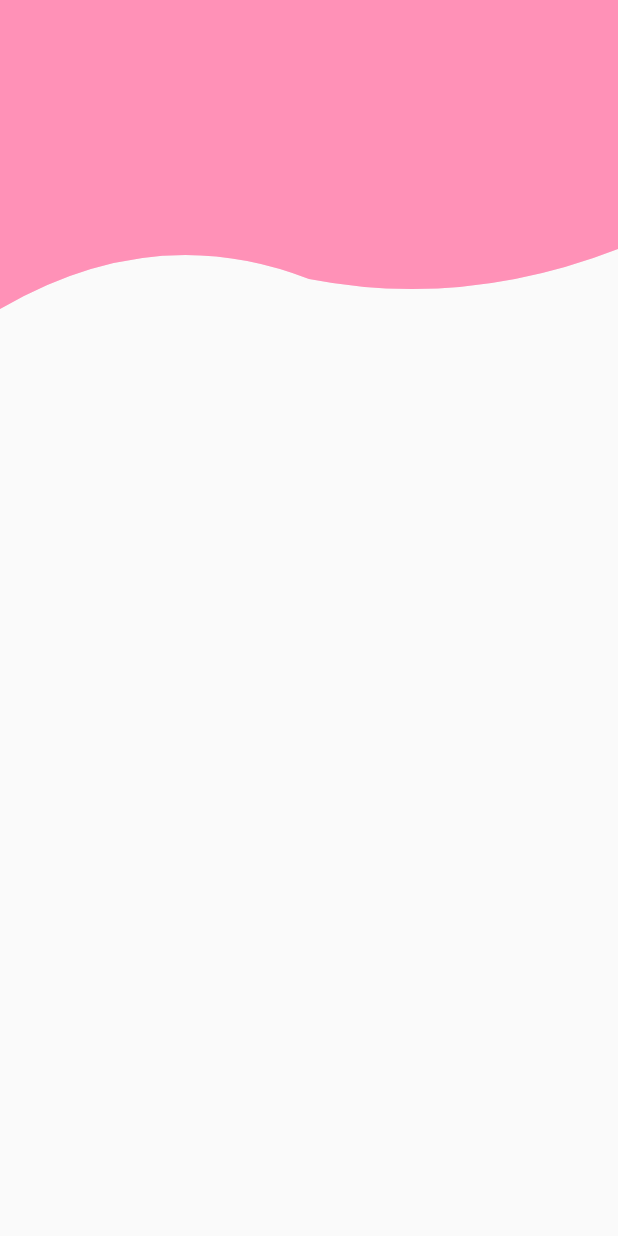
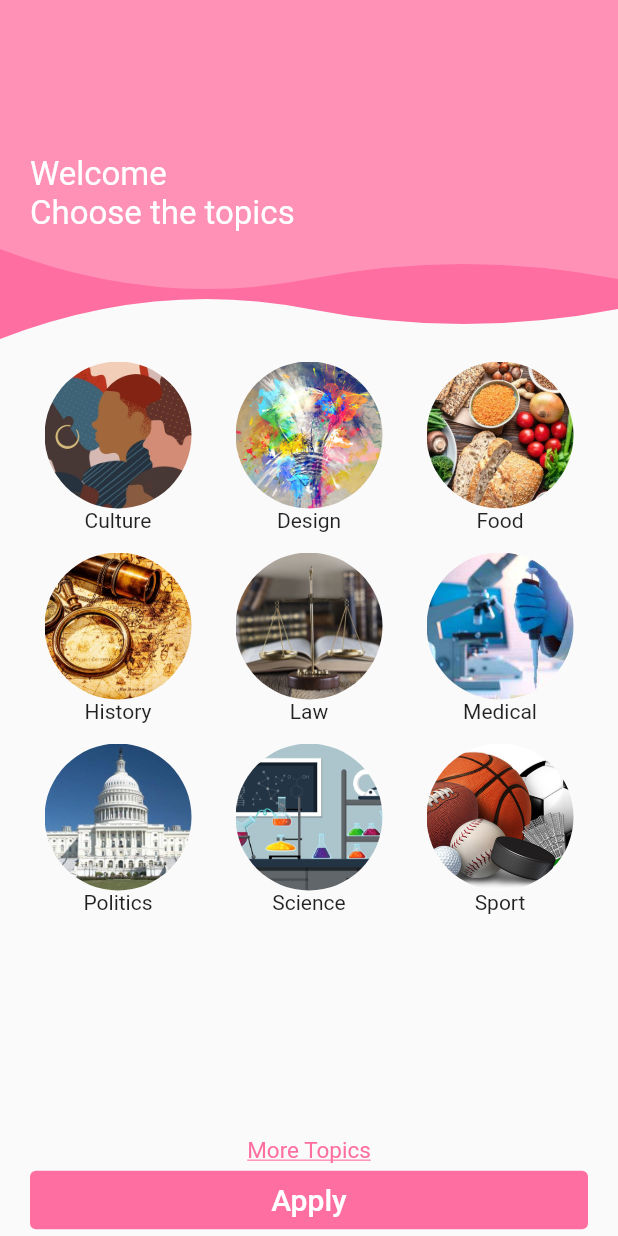
Before and after one commit to bernademir/Book-Share-UI, a Flutter app: the WelcomeView screen opened directly, on a phone screen of 412 x 824 dp. Run offline on Flutter 3.47's test engine with Material 2 defaults, Android fonts, the phone set to English and light mode, and no system bars; network calls fail.

Commit message:
to be continued...

```diff
--- a/lib/view/profile_view.dart
+++ b/lib/view/profile_view.dart
@@ -19,7 +19,7 @@ class _ProfileViewState extends State<ProfileView> {
               child: Container(
                 color: Color.fromRGBO(255, 110, 161, 1.0), //#FF6EA1
                 width: double.infinity,
-                height: MediaQuery.of(context).size.height / 16,
+                height: MediaQuery.of(context).size.height / 16 + 20,
               ),
             ),
           ),
--- a/lib/view/welcome_view.dart
+++ b/lib/view/welcome_view.dart
@@ -1,3 +1,4 @@
+import 'package:bookshareui/widget/bottom_navbar_widget.dart';
 import 'package:bookshareui/widget/clipper_widget.dart';
 import 'package:flutter/material.dart';
 
@@ -7,17 +8,45 @@ class WelcomeView extends StatefulWidget {
 }
 
 class _WelcomeViewState extends State<WelcomeView> {
+  List titles = [
+    'Culture',
+    'Design',
+    'Food',
+    'History',
+    'Law',
+    'Medical',
+    'Politics',
+    'Science',
+    'Sport'
+  ];
+
+  List images = [
+    'assets/topics/culture.jpg',
+    'assets/topics/design.jpg',
+    'assets/topics/food.jpg',
+    'assets/topics/history.jpg',
+    'assets/topics/law.jpg',
+    'assets/topics/medical.jpg',
+    'assets/topics/politics.jpg',
+    'assets/topics/science.jpg',
+    'assets/topics/sport.jpg'
+  ];
+
+  String welcomeString = "Welcome\nChoose the topics";
+
   @override
   Widget build(BuildContext context) {
     return Scaffold(
-      body: Stack(
+      body: Column(
+        children: [
+          Stack(
             children: [
               ClipPath(
                 clipper: MyCustomClipper1(),
                 child: Container(
                   color: Color.fromRGBO(255, 110, 161, 1.0), //#FF6EA1
                   width: double.infinity,
-              height: MediaQuery.of(context).size.height / 4,
+                  height: MediaQuery.of(context).size.height / 4 + 20,
                 ),
               ),
               ClipPath(
@@ -27,9 +56,95 @@ class _WelcomeViewState extends State<WelcomeView> {
                   width: double.infinity,
                   height: MediaQuery.of(context).size.height / 4,
                 ),
-          )
+              ),
+              Positioned(
+                left: 20.0,
+                top: MediaQuery.of(context).size.height / 8,
+                child: Text(
+                  welcomeString,
+                  style: TextStyle(color: Colors.white, fontSize: 22),
+                ),
+              ),
+            ],
+          ),
+          Expanded(
+            child: SizedBox(
+              child: Container(
+                padding: EdgeInsets.all(15.0),
+                child: GridView.count(
+                  crossAxisCount: 3,
+                  scrollDirection: Axis.vertical,
+                  children: [
+                    for (int i = 0; i < 9; i++) gridCard(i),
+                  ],
+                ),
+              ),
+            ),
+          ),
+          InkWell(
+            onTap: () {},
+            child: Text(
+              "More Topics",
+              style: TextStyle(
+                  color: Color.fromRGBO(255, 110, 161, 1.0),
+                  decoration: TextDecoration.underline,
+                  fontSize: 15),
+            ),
+          ),
+          applyButton(),
         ],
       ),
     );
   }
+
+  Widget gridCard(int i) {
+    return Column(
+      children: [
+        InkWell(
+          onTap: () {},
+          child: Container(
+            padding: EdgeInsets.all(45.0),
+            decoration: BoxDecoration(
+              shape: BoxShape.circle,
+              image: DecorationImage(
+                  image: AssetImage(images[i]),
+                  fit: BoxFit.cover,
+                  alignment: Alignment.center),
+            ),
+            child: Card(
+              shape: RoundedRectangleBorder(
+                  borderRadius: BorderRadius.circular(100.0)),
+            ),
+          ),
+        ),
+        Align(
+          alignment: Alignment.bottomCenter,
+          child: Text(titles[i]),
+        ),
+      ],
+    );
   }
+
+  Widget applyButton() {
+    return TextButton(
+      onPressed: () {
+        Navigator.push(
+          context,
+          MaterialPageRoute(builder: (context) => MyCustomNavBar()),
+        );
+      },
+      child: Text(
+        "Apply",
+        style: TextStyle(fontSize: 20, color: Colors.white),
+      ),
+      style: ButtonStyle(
+        backgroundColor: MaterialStateProperty.all(
+          Color.fromRGBO(255, 110, 161, 1.0),
+        ),
+        fixedSize: MaterialStateProperty.all(
+          Size.fromWidth(MediaQuery.of(context).size.width - 40),
+        ),
+      ),
+    );
+  }
+}
--- a/lib/widget/clipper_widget.dart
+++ b/lib/widget/clipper_widget.dart
@@ -6,9 +6,9 @@ class MyCustomClipper1 extends CustomClipper<Path> {
     final path = Path();
     path.lineTo(0, size.height);
     path.quadraticBezierTo(
-        size.width / 4, size.height - 60, size.width / 2, size.height - 20);
+        size.width / 4, size.height - 40, size.width / 2, size.height - 20);
     path.quadraticBezierTo(
-        3 / 4 * size.width, size.height, size.width, size.height - 40);
+        3 / 4 * size.width, size.height, size.width, size.height - 20);
     path.lineTo(size.width, 0);
 
     return path;
@@ -22,11 +22,11 @@ class MyCustomClipper2 extends CustomClipper<Path> {
   @override
   Path getClip(Size size) {
     final path = Path();
-    path.lineTo(0, size.height);
+    path.lineTo(0, size.height - 40);
     path.quadraticBezierTo(
-        size.width / 4, size.height - 60, size.width / 2, size.height - 20);
+        size.width / 4, size.height, size.width / 2, size.height - 20);
     path.quadraticBezierTo(
-        3 / 4 * size.width, size.height, size.width, size.height - 40);
+        3 / 4 * size.width, size.height - 40, size.width, size.height - 20);
     path.lineTo(size.width, 0);
 
     return path;
```
Also changed, not shown: lib/main.dart (+6 -2 lines), lib/view/discover_view.dart (+8 -4 lines), lib/widget/bottom_navbar_widget.dart (added, +70 -0 lines), pubspec.yaml (+10 -3 lines), assets/topics/culture.jpg (added), assets/topics/design.jpg (added), assets/topics/food.jpg (added), assets/topics/history.jpg (added), assets/topics/law.jpg (added), assets/topics/medical.jpg (added), assets/topics/politics.jpg (added), assets/topics/science.jpg (added), assets/topics/sport.jpg (added). Lines whose indentation alone changed are shown as unchanged.
